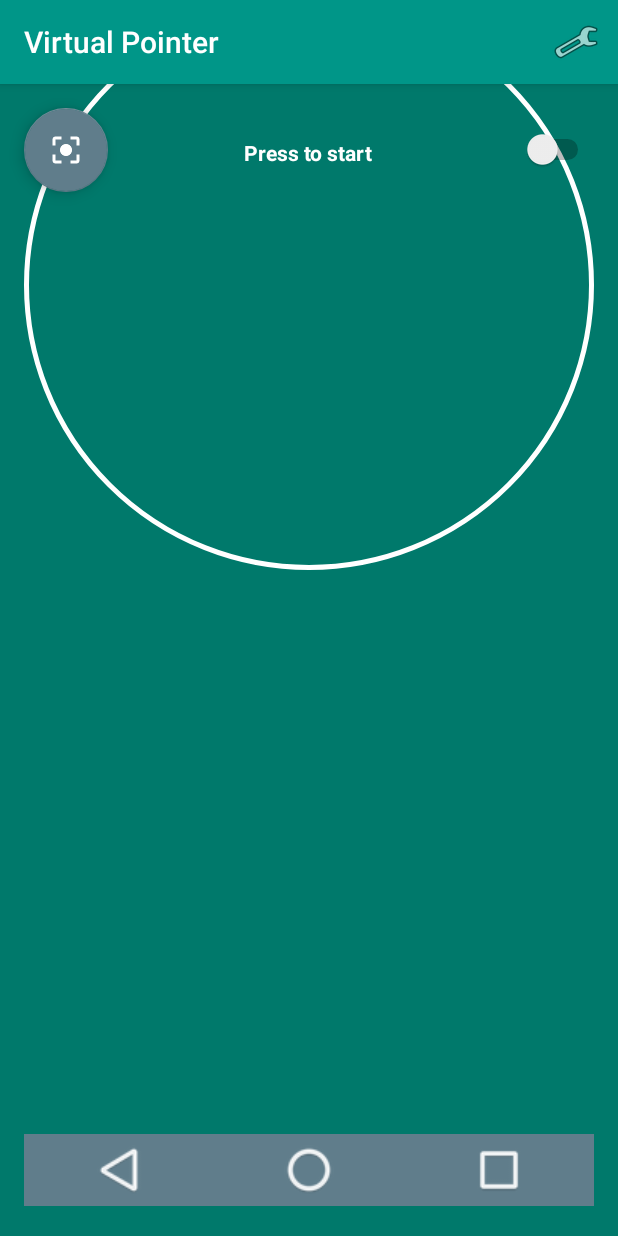
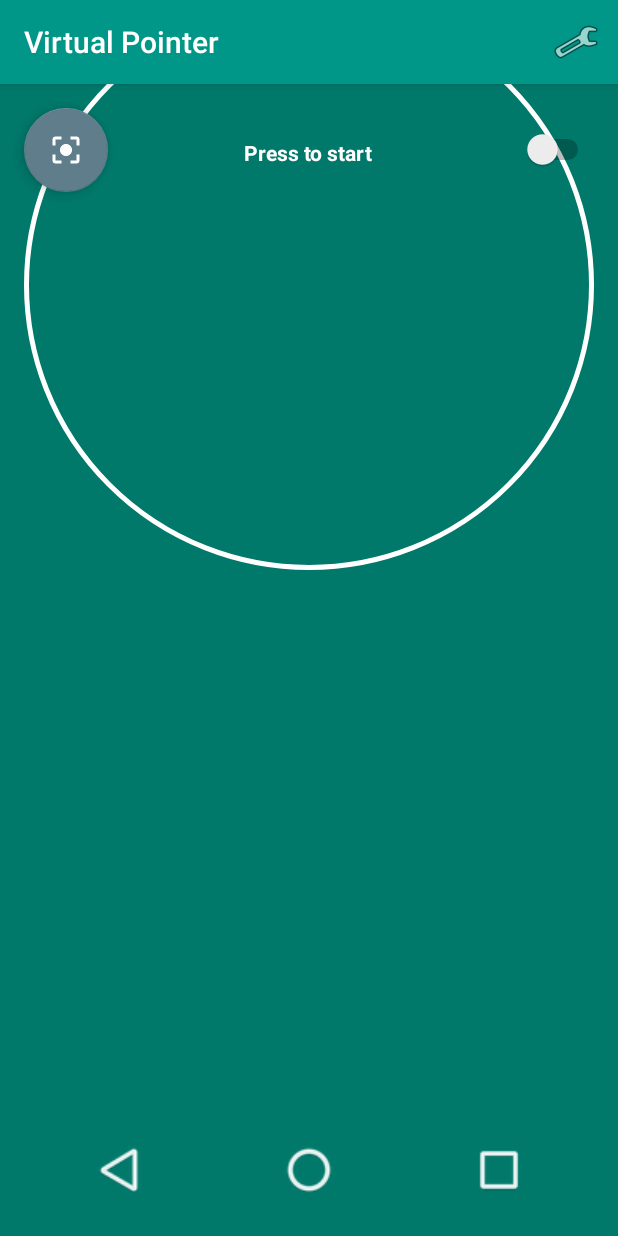
Before and after one commit to rostopira/virtual-pointer, an Android app: the screen it shows after launch (MainActivity), on a phone screen of 412 x 824 dp. Run offline under Robolectric (Android 15) with nearby library versions, the phone set to English and light mode, and no system bars.

```diff
--- a/app/src/main/java/ua/rostopira/virtualpointer/MainActivity.java
+++ b/app/src/main/java/ua/rostopira/virtualpointer/MainActivity.java
@@ -55,6 +55,7 @@ public class MainActivity extends AppCompatActivity {
             }
         };
         //Fill with white on touch and start/stop timer
+        /*
         btn.setOnTouchListener(new View.OnTouchListener() {
             @Override
             public boolean onTouch(View v, MotionEvent event) {
@@ -78,6 +79,7 @@ public class MainActivity extends AppCompatActivity {
                 return false;
             }
         });
+        */
 
         //On/off toggle
         Switch toggle = (Switch) findViewById(R.id.toggle);
--- a/app/src/main/res/layout/activity_main.xml
+++ b/app/src/main/res/layout/activity_main.xml
@@ -24,7 +24,8 @@
         android:layout_marginBottom="64dp"
         android:src="@drawable/tap_btn"
         android:layout_gravity="center_horizontal"
-        android:id="@+id/tap_button" />
+        android:id="@+id/tap_button"
+        android:background="?attr/selectableItemBackground"/>
 
     <android.support.design.widget.FloatingActionButton
         android:id="@+id/center_btn"
@@ -61,7 +62,7 @@
             android:layout_width="wrap_content"
             android:layout_height="match_parent"
             android:layout_weight="1"
-            android:background="@color/colorAccent"
+            style="@style/SelectableItemBackground"
             android:src="@drawable/ic_sysbar_back"
             android:onClick="onBtnClick" />
 
@@ -70,7 +71,7 @@
             android:layout_width="wrap_content"
             android:layout_height="match_parent"
             android:layout_weight="1"
-            android:background="@color/colorAccent"
+            style="@style/SelectableItemBackground"
             android:src="@drawable/ic_sysbar_home"
             android:onClick="onBtnClick" />
 
@@ -79,7 +80,7 @@
             android:layout_width="wrap_content"
             android:layout_height="match_parent"
             android:layout_weight="1"
-            android:background="@color/colorAccent"
+            style="@style/SelectableItemBackground"
             android:src="@drawable/ic_sysbar_recent"
             android:onClick="onBtnClick" />
 
--- a/app/src/main/res/values/styles.xml
+++ b/app/src/main/res/values/styles.xml
@@ -7,14 +7,20 @@
         <item name="colorPrimaryDark">@color/colorPrimaryDark</item>
         <item name="colorAccent">@color/colorAccent</item>
     </style>
-    <!-- Customize your theme here. -->
     <style name="AppTheme.NoActionBar">
         <item name="windowActionBar">false</item>
         <item name="windowNoTitle">true</item>
     </style>
-
     <style name="AppTheme.AppBarOverlay" parent="ThemeOverlay.AppCompat.Dark.ActionBar" />
-
     <style name="AppTheme.PopupOverlay" parent="ThemeOverlay.AppCompat.Light" />
 
+    <!-- On touch animation color -->
+    <style name="SelectableItemTheme">
+        <item name="colorControlHighlight">@color/colorIcons</item>
+    </style>
+    <style name="SelectableItemBackground">
+        <item name="android:theme">@style/SelectableItemTheme</item>
+        <item name="android:background">?attr/selectableItemBackground</item>
+    </style>
+
 </resources>
```
